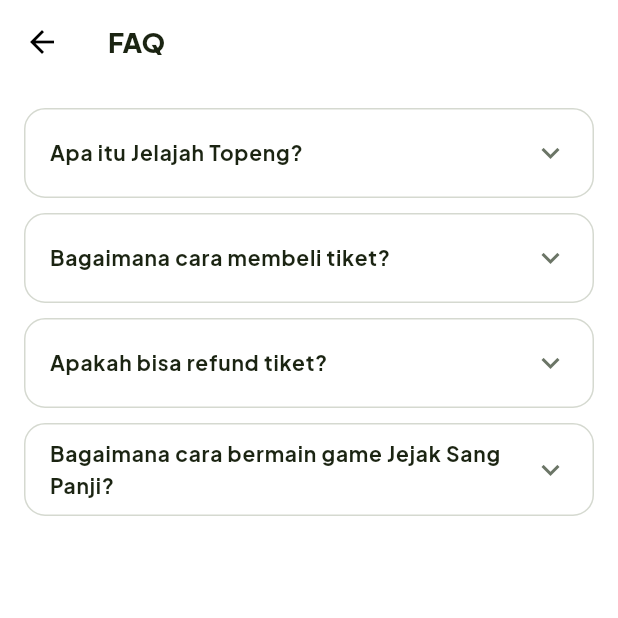
After one commit to jenrisetiawan2708-lang/Jelajah-Topeng-Mobile, a Flutter app: the FaqScreen screen opened directly, on a phone screen of 412 x 824 dp, the top half of it. The commit adds this screen. Run offline on Flutter 3.47's test engine with Material 3 defaults, Android fonts, the phone set to English and light mode, and no system bars; our stand-ins replace flutter_secure_storage, google_fonts, pdf, printing; accounts and stored records are empty.

Commit message:
feat(mobile): Raja Update layar FAQ

```diff
--- /dev/null
+++ b/lib/features/faq/faq_screen.dart
@@ -0,0 +1,77 @@
+import 'package:flutter/material.dart';
+
+import '../../core/constants/app_colors.dart';
+import '../../core/theme/app_text.dart';
+
+class FaqScreen extends StatelessWidget {
+  const FaqScreen({super.key});
+
+  static const _items = <(String, String)>[
+    (
+      'Apa itu Jelajah Topeng?',
+      'Aplikasi untuk menjelajahi Kampung Budaya Polowijen, belajar '
+          'tentang Topeng Malangan, dan bermain game jejak budaya.',
+    ),
+    (
+      'Bagaimana cara membeli tiket?',
+      'Buka tab Tiket, pilih paket, isi data, lalu selesaikan pembayaran.',
+    ),
+    (
+      'Apakah bisa refund tiket?',
+      'Bisa, melalui menu Riwayat Pesanan sesuai ketentuan refund yang berlaku.',
+    ),
+    (
+      'Bagaimana cara bermain game Jejak Sang Panji?',
+      'Buka tab Game, ikuti titik pada peta, lalu selesaikan tantangan '
+          'di setiap lokasi untuk mengumpulkan clue.',
+    ),
+  ];
+
+  @override
+  Widget build(BuildContext context) {
+    return Scaffold(
+      backgroundColor: Colors.white,
+      appBar: AppBar(
+        backgroundColor: Colors.white,
+        elevation: 0,
+        foregroundColor: Colors.black,
+        title: Text('FAQ', style: AppText.style(18, weight: FontWeight.w800)),
+      ),
+      body: ListView.separated(
+        padding: const EdgeInsets.all(16),
+        itemCount: _items.length,
+        separatorBuilder: (_, __) => const SizedBox(height: 10),
+        itemBuilder: (_, i) {
+          final (q, a) = _items[i];
+          return Container(
+            decoration: BoxDecoration(
+              color: Colors.white,
+              borderRadius: BorderRadius.circular(14),
+              border: Border.all(color: const Color(0xFFD5D9D0)),
+            ),
+            child: Theme(
+              data: Theme.of(context)
+                  .copyWith(dividerColor: Colors.transparent),
+              child: ExpansionTile(
+                tilePadding: const EdgeInsets.symmetric(horizontal: 16),
+                childrenPadding: const EdgeInsets.fromLTRB(16, 0, 16, 16),
+                iconColor: AppColors.primary,
+                collapsedIconColor: AppColors.muted,
+                title: Text(
+                  q,
+                  style: AppText.style(14, weight: FontWeight.w700),
+                ),
+                children: [
+                  Align(
+                    alignment: Alignment.centerLeft,
+                    child: Text(a, style: AppText.style(13, height: 1.4)),
+                  ),
+                ],
+              ),
+            ),
+          );
+        },
+      ),
+    );
+  }
+}
```
Also changed, not shown: lib/features/profile/profile_screen.dart (+8 -7 lines).
